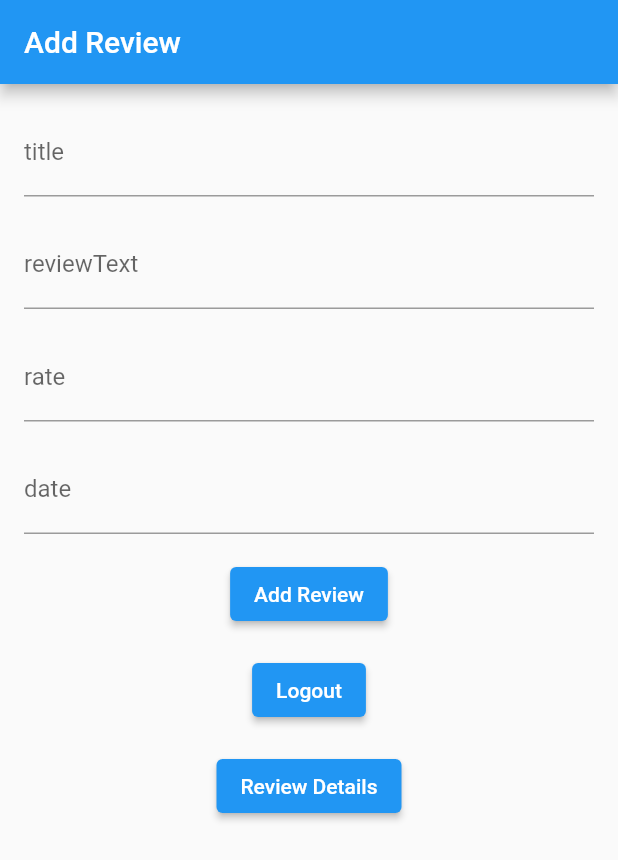
After one commit to SARANGA199/OpenBook, a Flutter app: the screen it shows after launch, after a tap on "Add New Review", on a phone screen of 412 x 824 dp. The commit adds this screen. Shown: the top 860 px of the screen. Run offline on Flutter 3.47's test engine with Material 2 defaults, Android fonts, the phone set to English and light mode, and no system bars; our stand-ins replace cloud_firestore, firebase_auth, firebase_core; accounts and stored records are empty; network calls fail.

Commit message:
Add crud oprations

```diff
--- a/open_book/lib/main.dart
+++ b/open_book/lib/main.dart
@@ -1,7 +1,7 @@
 import 'package:flutter/material.dart';
 import 'package:firebase_core/firebase_core.dart';
-import 'package:open_book/screens/user_management_and_saved_books/LoginScreen.dart';
 import 'firebase_options.dart';
+import 'package:open_book/screens/review_management/reviewDashboard.dart';
 
 void main() async {
   WidgetsFlutterBinding.ensureInitialized();
@@ -23,7 +23,7 @@ class MyApp extends StatelessWidget {
       theme: ThemeData(
         primarySwatch: Colors.blue,
       ),
-      home: const LoginScreen(),
+      home: const ReviewDashboard(),
     );
   }
 }
--- /dev/null
+++ b/open_book/lib/models/Review.dart
@@ -0,0 +1,27 @@
+class Review {
+  final String title;
+  final String reviewText;
+  final String rate;
+  final String date;
+
+  Review(this.title, this.reviewText, this.rate, this.date,
+    // this.title,
+    // this.reviewText,
+    // this.rate,
+    // this.date,
+  );
+
+  Map<String, dynamic> toMap() {
+    return {
+      'title': title,
+      'reviewText': reviewText,
+      'rate': rate,
+      'date': date,
+    };
+  }
+
+  factory Review.fromMap(Map<String, dynamic> data) {
+    return Review(data['title'], data['reviewText'],
+        data['rate'], data['date']);
+  }
+}
--- /dev/null
+++ b/open_book/lib/repositories/ReviewRepository.dart
@@ -0,0 +1,32 @@
+import 'package:cloud_firestore/cloud_firestore.dart';
+import 'package:open_book/models/Review.dart';
+import 'package:open_book/screens/review_management/AddReview.dart';
+
+class ReviewRepository {
+  final CollectionReference _reviewsCollectionReference =
+      FirebaseFirestore.instance.collection('reviews');
+
+  // Get all Reviews
+  Stream<List<Review>> getBooks() {
+    return _reviewsCollectionReference.snapshots().map((snapshot) => snapshot.docs
+        .map((doc) => Review.fromMap(doc as Map<String, dynamic>))
+        .toList());
+  }
+
+//add Review
+  Future<void> addReview(Review review) async {
+    await _reviewsCollectionReference.add(review.toMap());
+  }
+
+//update Review
+  Future<void> updateReview(String id, Review review) async {
+    await _reviewsCollectionReference.doc(id).update(review.toMap());
+  }
+
+//delete Review
+  Future<void> deleteReview(String id) async {
+
+
+  void addReview(Review review) {} await _reviewsCollectionReference.doc(id).delete();
+  }
+}
--- /dev/null
+++ b/open_book/lib/screens/review_management/AddReview.dart
@@ -0,0 +1,212 @@
+import 'package:firebase_auth/firebase_auth.dart';
+import 'package:flutter/cupertino.dart';
+import 'package:flutter/material.dart';
+import 'package:flutter/src/widgets/framework.dart';
+import 'package:flutter/src/widgets/placeholder.dart';
+import 'package:open_book/models/Review.dart';
+import 'package:open_book/repositories/ReviewRepository.dart';
+import 'package:open_book/screens/review_management/reviewList.dart';
+import 'package:open_book/screens/user_management_and_saved_books/LoginScreen.dart';
+// import 'package:open_book/screens/dashboard.dart';
+// import 'package:open_book/screens/login.dart';
+// import 'package:open_book/screens/reviewList.dart';
+
+class AddReview extends StatefulWidget {
+  const AddReview({super.key});
+
+  @override
+  State<AddReview> createState() => _AddReviewState();
+}
+
+class _AddReviewState extends State<AddReview> {
+  final formKey = GlobalKey<FormState>();
+  late String _title;
+  late String _reviewText;
+  late String _rate;
+  late String _date;
+
+  void initState() {
+    super.initState();
+    _title = '';
+    _reviewText = '';
+    _rate = '';
+    _date = '';
+  }
+
+  @override
+  Widget build(BuildContext context) {
+    return Scaffold(
+      appBar: AppBar(
+        title: Text('Add Review'),
+      ),
+      body: Form(
+        key: formKey,
+        child: Padding(
+          padding: const EdgeInsets.all(16.0),
+          child: Column(
+            crossAxisAlignment: CrossAxisAlignment.start,
+            children: [
+              TextFormField(
+                decoration: InputDecoration(
+                  labelText: 'title',
+                ),
+                validator: (value) {
+                  if (value == null || value.isEmpty) {
+                    return 'Please Enter Book Title';
+                  }
+                  return null;
+                },
+                onChanged: (value) {
+                  setState(() {
+                    _title = value;
+                  });
+                },
+              ),
+              SizedBox(height: 16.0),
+              TextFormField(
+                decoration: InputDecoration(
+                  labelText: 'reviewText',
+                ),
+                validator: (value) {
+                  if (value == null || value.isEmpty) {
+                    return 'Please Enter Review ';
+                  }
+                  return null;
+                },
+                onChanged: (value) {
+                  setState(() {
+                    _reviewText = value;
+                  });
+                },
+              ),
+              SizedBox(height: 16.0),
+              TextFormField(
+                decoration: InputDecoration(
+                  labelText: 'rate',
+                ),
+                validator: (value) {
+                  if (value == null || value.isEmpty) {
+                    return 'Please Enter Rate';
+                  }
+                  return null;
+                },
+                onChanged: (value) {
+                  setState(() {
+                    _rate = value;
+                  });
+                },
+              ),
+              SizedBox(height: 16.0),
+              TextFormField(
+                decoration: InputDecoration(
+                  labelText: 'date',
+                ),
+                validator: (value) {
+                  if (value == null || value.isEmpty) {
+                    return 'Please Enter Date';
+                  }
+                  return null;
+                },
+                onChanged: (value) {
+                  setState(() {
+                    _date = value;
+                  });
+                },
+              ),
+              SizedBox(height: 16.0),
+              Center(
+                child: ElevatedButton(
+                  onPressed: () {
+                    if (formKey.currentState!.validate()) {
+                      formKey.currentState!.save();
+                      //add review to firebase
+                      Review review = Review(
+                         _title,
+                         _reviewText,
+                        _rate,
+                       _date
+                      );
+                      ReviewRepository reviewRepository =ReviewRepository();
+                      reviewRepository.addReview(review);
+
+                      //show success message
+                      showDialog(
+                        context: context,
+                        builder: (BuildContext context) {
+                          return AlertDialog(
+                            title: Text('Success'),
+                            content: Text('Review added successfully.'),
+                            actions: [
+                              TextButton(
+                                onPressed: () {
+                                  Navigator.of(context).pop();
+                                },
+                                child: Text('OK'),
+                              ),
+                            ],
+                          );
+                        },
+                      );
+
+                      // setState(() {
+                      //   formKey.currentState!.reset();
+                      //   _birthday = '';
+                      // });
+                    } else {
+                      //show error message
+                      showDialog(
+                        context: context,
+                        builder: (BuildContext context) {
+                          return AlertDialog(
+                            title: Text('Error'),
+                            content: Text(
+                                'There was an error while adding the reviews.'),
+                            actions: [
+                              TextButton(
+                                onPressed: () {
+                                  Navigator.of(context).pop();
+                                },
+                                child: Text('OK'),
+                              ),
+                            ],
+                          );
+                        },
+                      );
+                    }
+                  },
+                  child: Text('Add Review'),
+                ),
+              ),
+              SizedBox(height: 16.0),
+              Center(
+                child: ElevatedButton(
+                  onPressed: () {
+                    //logout
+                    Navigator.pushReplacement(
+                      context,
+                      MaterialPageRoute(builder: (context) => LoginScreen()),
+                    );
+                  },
+                  child: Text('Logout'),
+                ),
+              ),
+              SizedBox(height: 16.0),
+              Center(
+                child: ElevatedButton(
+                  onPressed: () {
+                    //logout
+                    Navigator.pushReplacement(
+                      context,
+                      MaterialPageRoute(builder: (context) => ReviewList()),
+                    );
+                  },
+                  child: Text('Review Details'),
+                ),
+              ),
+            ],
+          ),
+        ),
+      ),
+    );
+  }
+}
--- /dev/null
+++ b/open_book/lib/screens/review_management/reviewDashboard.dart
@@ -0,0 +1,72 @@
+import 'package:firebase_auth/firebase_auth.dart';
+import 'package:flutter/material.dart';
+import 'package:flutter/src/widgets/framework.dart';
+import 'package:flutter/src/widgets/placeholder.dart';
+import 'package:open_book/screens/review_management/AddReview.dart';
+import 'package:open_book/screens/review_management/reviewList.dart';
+
+class ReviewDashboard extends StatelessWidget {
+
+  const ReviewDashboard({super.key});
+
+  @override
+  Widget build(BuildContext context) {
+    return Scaffold(
+      appBar: AppBar(
+        title: const Text('Review Dashboard'),
+      ),
+      body: Center(
+        child: Column(
+          mainAxisAlignment: MainAxisAlignment.center,
+          children: [
+            Text('Welcome'),
+            const SizedBox(height: 20),
+            ElevatedButton(
+              onPressed: () {
+                FirebaseAuth.instance.signOut();
+              },
+              child: const Text('Logout'),
+              //navigate to login screen
+            ),
+            const SizedBox(height: 20),
+            Center(
+              child: ElevatedButton(
+                onPressed: () {
+                  //logout
+                  Navigator.pushReplacement(
+                    context,
+                    MaterialPageRoute(builder: (context) => AddReview()),
+                  );
+                },
+                child: Text('Add New Review'),
+              ),
+            ),
+            const SizedBox(height: 20),
+            Center(
+              child: ElevatedButton(
+                onPressed: () {
+                  //logout
+                  Navigator.pushReplacement(
+                    context,
+                    MaterialPageRoute(builder: (context) => ReviewList()),
+                  );
+                },
+                child: Text('Review List'),
+              ),
+            ),
+            const SizedBox(height: 20),
+            const SizedBox(height: 20),
+            Center(
+              child: ElevatedButton(
+                onPressed: () {
+                  FirebaseAuth.instance.signOut();
+                },
+                child: Text('Logout'),
+              ),
+            ),
+          ],
+        ),
+      ),
+    );
+  }
+}
--- /dev/null
+++ b/open_book/lib/screens/review_management/updateReview.dart
@@ -0,0 +1,206 @@
+import 'package:flutter/material.dart';
+import 'package:flutter/src/widgets/framework.dart';
+import 'package:flutter/src/widgets/placeholder.dart';
+import 'package:open_book/screens/review_management/reviewList.dart';
+import 'package:open_book/models/Review.dart';
+import 'package:open_book/repositories/ReviewRepository.dart';
+
+class UpdateReview extends StatefulWidget {
+  final String documentId;
+  final Map<String, dynamic> studentData;
+
+  UpdateReview({
+    required this.documentId,
+    required this.studentData,
+    Key? key,
+  }) : super(key: key);
+
+  @override
+  State<UpdateReview> createState() => _UpdateReviewState();
+}
+
+class _UpdateReviewState extends State<UpdateReview> {
+  final formKey = GlobalKey<FormState>();
+  late String _title;
+  late String _reviewText;
+  late String _rate;
+  late String _date;
+
+  void initState() {
+    super.initState();
+    //get user id from updateStudent.dart
+    _title = widget.studentData['title'];
+    _reviewText = widget.studentData['reviewText'];
+    _rate = widget.studentData['rate'];
+    _date = widget.studentData['date'];
+    print(widget.documentId);
+  }
+
+  @override
+  Widget build(BuildContext context) {
+    return Scaffold(
+      appBar: AppBar(
+        title: Text('Update a Review'),
+      ),
+      body: Form(
+        key: formKey,
+        child: Padding(
+          padding: const EdgeInsets.all(16.0),
+          child: Column(
+            crossAxisAlignment: CrossAxisAlignment.start,
+            children: [
+              TextFormField(
+                decoration: InputDecoration(
+                  labelText: 'title',
+                ),
+                validator: (value) {
+                  if (value == null || value.isEmpty) {
+                    return 'Please Enter Book Title';
+                  }
+                  return null;
+                },
+                initialValue: _title,
+                onChanged: (value) {
+                  setState(() {
+                    _title = value;
+                  });
+                },
+              ),
+              SizedBox(height: 16.0),
+              TextFormField(
+                decoration: InputDecoration(
+                  labelText: 'reviewText',
+                ),
+                validator: (value) {
+                  if (value == null || value.isEmpty) {
+                    return 'Please Enter Review';
+                  }
+                  return null;
+                },
+                initialValue: _reviewText,
+                onChanged: (value) {
+                  setState(() {
+                    _reviewText = value;
+                  });
+                },
+              ),
+              SizedBox(height: 16.0),
+              TextFormField(
+                decoration: InputDecoration(
+                  labelText: 'rate',
+                ),
+                validator: (value) {
+                  if (value == null || value.isEmpty) {
+                    return 'Please Enter Rate';
+                  }
+                  return null;
+                },
+                initialValue: _rate,
+                onChanged: (value) {
+                  setState(() {
+                    _rate = value;
+                  });
+                },
+              ),
+              SizedBox(height: 16.0),
+              TextFormField(
+                decoration: InputDecoration(
+                  labelText: 'date',
+                ),
+                validator: (value) {
+                  if (value == null || value.isEmpty) {
+                    return 'Please Enter date';
+                  }
+                  return null;
+                },
+                initialValue: _date,
+                onChanged: (value) {
+                  setState(() {
+                    _date = value;
+                  });
+                },
+              ),
+              SizedBox(height: 16.0),
+              Center(
+                child: ElevatedButton(
+                  onPressed: () {
+                    if (formKey.currentState!.validate()) {
+                      formKey.currentState!.save();
+                      //add review to firebase
+                      Review review = Review(
+                        _title,
+                        _reviewText,
+                         _rate,
+                        _date,
+                      );
+                      ReviewRepository reviewRepository = ReviewRepository();
+                      reviewRepository.updateReview(widget.documentId, review);
+
+                      //show success message
+                      showDialog(
+                        context: context,
+                        builder: (BuildContext context) {
+                          return AlertDialog(
+                            title: Text('Success'),
+                            content: Text('Review Updated successfully.'),
+                            actions: [
+                              TextButton(
+                                onPressed: () {
+                                  Navigator.of(context).pop();
+                                },
+                                child: Text('OK'),
+                              ),
+                            ],
+                          );
+                        },
+                      );
+
+                      // setState(() {
+                      //   formKey.currentState!.reset();
+                      //   _birthday = '';
+                      // });
+                    } else {
+                      //show error message
+                      showDialog(
+                        context: context,
+                        builder: (BuildContext context) {
+                          return AlertDialog(
+                            title: Text('Error'),
+                            content: Text(
+                                'Error'),
+                            actions: [
+                              TextButton(
+                                onPressed: () {
+                                  Navigator.of(context).pop();
+                                },
+                                child: Text('OK'),
+                              ),
+                            ],
+                          );
+                        },
+                      );
+                    }
+                  },
+                  child: Text('Edit Review'),
+                ),
+              ),
+              SizedBox(height: 16.0),
+              Center(
+                child: ElevatedButton(
+                  onPressed: () {
+                    //logout
+                    Navigator.pushReplacement(
+                      context,
+                      MaterialPageRoute(builder: (context) => ReviewList()),
+                    );
+                  },
+                  child: Text('Review Details'),
+                ),
+              ),
+            ],
+          ),
+        ),
+      ),
+    );
+  }
+}
```
Also changed, not shown: open_book/lib/screens/review_management/reviewList.dart (added, +126 -0 lines).
